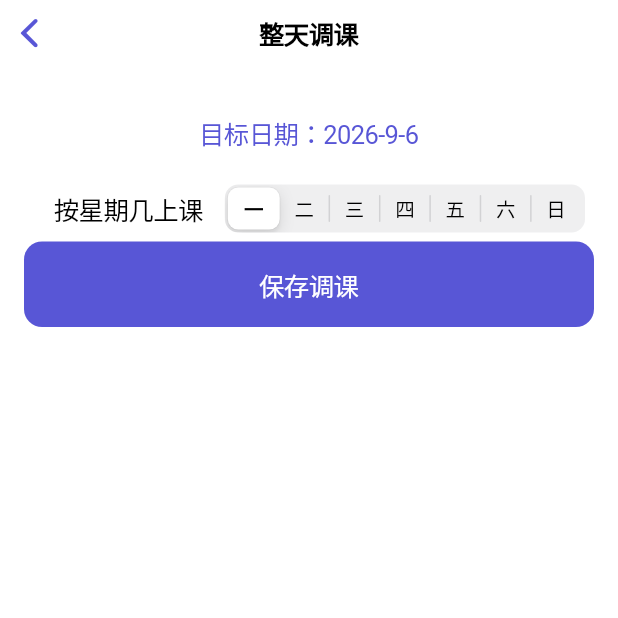
After one commit to con9uer666/jlu-mobile-schedule, a Flutter app: the DaySwapPage screen opened directly, on a phone screen of 412 x 824 dp, the top half of it. The commit adds this screen. Run offline on Flutter 3.47's test engine with Material 3 defaults, Android fonts, the phone set to English and light mode, and no system bars; our stand-ins replace flutter_local_notifications, flutter_riverpod, flutter_timezone, hive, hive_flutter, timezone; missing offline and left inert: flutter_inappwebview, home_widget; accounts and stored records are empty.

Commit message:
feat: support full-day class swaps

```diff
--- /dev/null
+++ b/lib/ui/day_swap_page.dart
@@ -0,0 +1,10 @@
+import 'package:flutter/cupertino.dart';
+import '../data/day_swap.dart';
+import '../data/storage.dart';
+
+class DaySwapPage extends StatefulWidget { const DaySwapPage({super.key}); @override State<DaySwapPage> createState()=>_DaySwapPageState(); }
+class _DaySwapPageState extends State<DaySwapPage> {
+  DateTime _target=DateTime.now(); int _source=1;
+  Future<void> _add() async { final d=DateTime(_target.year,_target.month,_target.day); final id='${d.toIso8601String()}'; await AppStorage.daySwaps.put(id,DaySwap(id:id,targetDate:d,sourceWeekday:_source)); if(mounted)setState((){}); }
+  @override Widget build(BuildContext c)=>CupertinoPageScaffold(navigationBar:const CupertinoNavigationBar(middle:Text('整天调课')),child:SafeArea(child:ListView(padding:const EdgeInsets.all(16),children:[CupertinoButton(onPressed:()async{var d=_target;await showCupertinoModalPopup(context:c,builder:(_)=>SizedBox(height:280,child:CupertinoDatePicker(mode:CupertinoDatePickerMode.date,initialDateTime:d,onDateTimeChanged:(v)=>d=v)));if(mounted)setState(()=>_target=d);},child:Text('目标日期：${_target.year}-${_target.month}-${_target.day}')),CupertinoFormRow(prefix:const Text('按星期几上课'),child:CupertinoSlidingSegmentedControl<int>(groupValue:_source,children:const{1:Text('一'),2:Text('二'),3:Text('三'),4:Text('四'),5:Text('五'),6:Text('六'),7:Text('日')},onValueChanged:(v){if(v!=null)setState(()=>_source=v);})),CupertinoButton.filled(onPressed:_add,child:const Text('保存调课')),const SizedBox(height:20),for(final s in AppStorage.daySwaps.values)CupertinoListTile(title:Text('${s.targetDate.year}-${s.targetDate.month}-${s.targetDate.day} 按周${s.sourceWeekday}课程'),trailing:CupertinoButton(padding:EdgeInsets.zero,onPressed:(){s.delete();setState((){});},child:const Text('撤销',style:TextStyle(color:CupertinoColors.systemRed))))])));
+}
--- a/lib/ui/home_page.dart
+++ b/lib/ui/home_page.dart
@@ -353,6 +353,7 @@ class _WeekGridState extends State<_WeekGrid> {
       widget.courses,
       widget.overrides,
       widget.week,
+      weekStart: widget.semester.startDate.add(Duration(days: (widget.week - 1) * 7)),
     );
     final weekStart = widget.semester.startDate
         .add(Duration(days: (widget.week - 1) * 7));
--- a/lib/ui/settings_page.dart
+++ b/lib/ui/settings_page.dart
@@ -7,6 +7,7 @@ import '../data/storage.dart';
 import '../state/schedule_providers.dart';
 import 'import_page.dart';
 import 'semester_setup_page.dart';
+import 'day_swap_page.dart';
 
 class SettingsPage extends ConsumerWidget {
   const SettingsPage({super.key});
@@ -49,6 +50,7 @@ class SettingsPage extends ConsumerWidget {
                       CupertinoPageRoute(builder: (_) => const ImportPage()),
                     ),
                   ),
+                  CupertinoListTile(title: const Text('整天调课'), trailing: const CupertinoListTileChevron(), onTap: () => Navigator.of(context).push(CupertinoPageRoute(builder: (_) => const DaySwapPage()))),
                 ],
               ),
               CupertinoListSection.insetGrouped(
```
Also changed, not shown: lib/state/schedule_providers.dart (+13 -1 lines).
